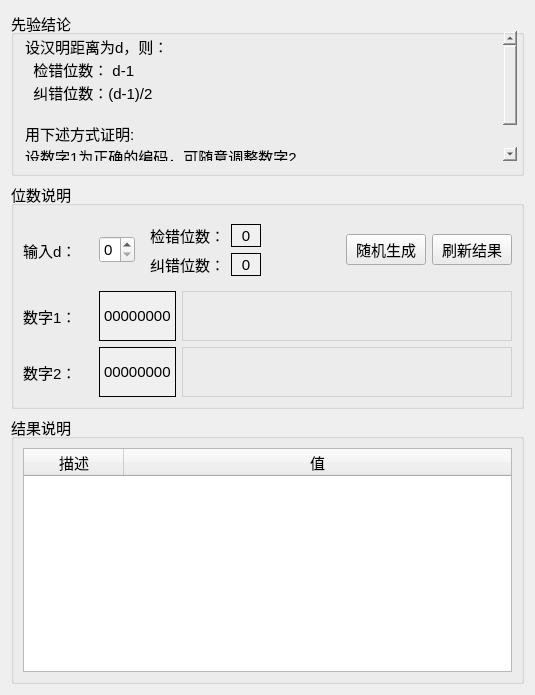
Old version of the form forms/herr.ui in the repository FrancisOWO/HammingCode.
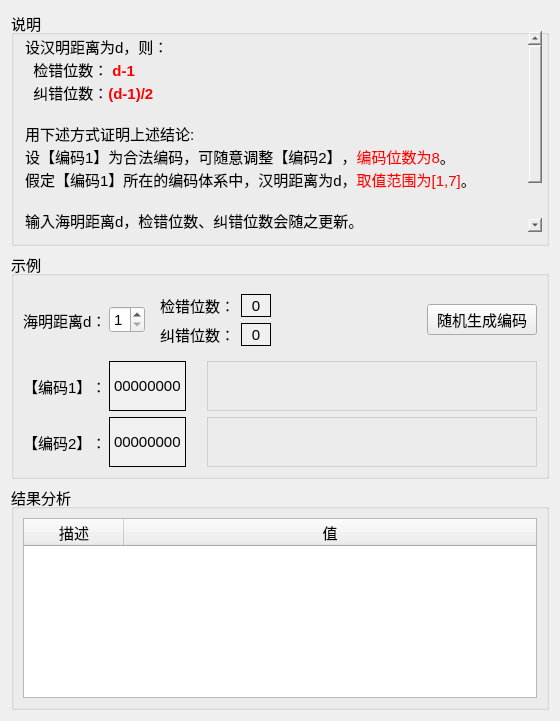
New version of the form.

Commit message: 可一次性生成海明码，修改界面

```diff
--- a/forms/herr.ui
+++ b/forms/herr.ui
@@ -6,10 +6,16 @@
    <rect>
     <x>0</x>
     <y>0</y>
-    <width>534</width>
-    <height>695</height>
+    <width>560</width>
+    <height>701</height>
    </rect>
   </property>
+  <property name="minimumSize">
+   <size>
+    <width>560</width>
+    <height>0</height>
+   </size>
+  </property>
   <property name="windowTitle">
    <string>Form</string>
   </property>
@@ -19,13 +25,13 @@
      <property name="minimumSize">
       <size>
        <width>0</width>
-       <height>165</height>
+       <height>235</height>
       </size>
      </property>
      <property name="maximumSize">
       <size>
        <width>16777215</width>
-       <height>165</height>
+       <height>235</height>
       </size>
      </property>
      <property name="font">
@@ -34,21 +40,21 @@
       </font>
      </property>
      <property name="title">
-      <string>先验结论</string>
+      <string>说明</string>
      </property>
      <widget class="QTextBrowser" name="textBrowser">
       <property name="geometry">
        <rect>
         <x>10</x>
         <y>20</y>
-        <width>496</width>
-        <height>130</height>
+        <width>521</width>
+        <height>201</height>
        </rect>
       </property>
       <property name="maximumSize">
        <size>
         <width>16777215</width>
-        <height>130</height>
+        <height>16777215</height>
        </size>
       </property>
       <property name="styleSheet">
@@ -59,13 +65,17 @@
 &lt;html&gt;&lt;head&gt;&lt;meta name=&quot;qrichtext&quot; content=&quot;1&quot; /&gt;&lt;style type=&quot;text/css&quot;&gt;
 p, li { white-space: pre-wrap; }
 &lt;/style&gt;&lt;/head&gt;&lt;body style=&quot; font-family:'SimSun'; font-size:11pt; font-weight:400; font-style:normal;&quot;&gt;
-&lt;p style=&quot; margin-top:0px; margin-bottom:0px; margin-left:0px; margin-right:0px; -qt-block-indent:0; text-indent:0px;&quot;&gt;设汉明距离为d，则：&lt;/p&gt;
-&lt;p style=&quot; margin-top:0px; margin-bottom:0px; margin-left:0px; margin-right:0px; -qt-block-indent:0; text-indent:0px;&quot;&gt;  检错位数： d-1&lt;/p&gt;
-&lt;p style=&quot; margin-top:0px; margin-bottom:0px; margin-left:0px; margin-right:0px; -qt-block-indent:0; text-indent:0px;&quot;&gt;  纠错位数：(d-1)/2&lt;/p&gt;
+&lt;p style=&quot; margin-top:0px; margin-bottom:0px; margin-left:0px; margin-right:0px; -qt-block-indent:0; text-indent:0px;&quot;&gt;设汉明距离为&lt;span style=&quot; color:#000000;&quot;&gt;d&lt;/span&gt;，则：&lt;/p&gt;
+&lt;p style=&quot; margin-top:0px; margin-bottom:0px; margin-left:0px; margin-right:0px; -qt-block-indent:0; text-indent:0px;&quot;&gt;  检错位数： &lt;span style=&quot; font-weight:600; color:#ff0000;&quot;&gt;d-1&lt;/span&gt;&lt;/p&gt;
+&lt;p style=&quot; margin-top:0px; margin-bottom:0px; margin-left:0px; margin-right:0px; -qt-block-indent:0; text-indent:0px;&quot;&gt;  纠错位数：&lt;span style=&quot; font-weight:600; color:#ff0000;&quot;&gt;(d-1)/2&lt;/span&gt;&lt;/p&gt;
 &lt;p style=&quot;-qt-paragraph-type:empty; margin-top:0px; margin-bottom:0px; margin-left:0px; margin-right:0px; -qt-block-indent:0; text-indent:0px;&quot;&gt;&lt;br /&gt;&lt;/p&gt;
-&lt;p style=&quot; margin-top:0px; margin-bottom:0px; margin-left:0px; margin-right:0px; -qt-block-indent:0; text-indent:0px;&quot;&gt;用下述方式证明:&lt;/p&gt;
-&lt;p style=&quot; margin-top:0px; margin-bottom:0px; margin-left:0px; margin-right:0px; -qt-block-indent:0; text-indent:0px;&quot;&gt;设数字1为正确的编码，可随意调整数字2&lt;/p&gt;
-&lt;p style=&quot; margin-top:0px; margin-bottom:0px; margin-left:0px; margin-right:0px; -qt-block-indent:0; text-indent:0px;&quot;&gt;假定数字1所在的编码体系中，任意两个码的汉明距离为d&lt;/p&gt;&lt;/body&gt;&lt;/html&gt;</string>
+&lt;p style=&quot; margin-top:0px; margin-bottom:0px; margin-left:0px; margin-right:0px; -qt-block-indent:0; text-indent:0px;&quot;&gt;用下述方式证明上述结论:&lt;/p&gt;
+&lt;p style=&quot; margin-top:0px; margin-bottom:0px; margin-left:0px; margin-right:0px; -qt-block-indent:0; text-indent:0px;&quot;&gt;设【编码1】为合法编码，可随意调整【编码2】，&lt;span style=&quot; color:#ff0000;&quot;&gt;编码位数为8&lt;/span&gt;。&lt;/p&gt;
+&lt;p style=&quot; margin-top:0px; margin-bottom:0px; margin-left:0px; margin-right:0px; -qt-block-indent:0; text-indent:0px;&quot;&gt;假定【编码1】所在的编码体系中，&lt;span style=&quot; color:#000000;&quot;&gt;汉明距离为d，&lt;/span&gt;&lt;span style=&quot; color:#ff0000;&quot;&gt;取值范围为[1,7]&lt;/span&gt;。&lt;/p&gt;
+&lt;p style=&quot;-qt-paragraph-type:empty; margin-top:0px; margin-bottom:0px; margin-left:0px; margin-right:0px; -qt-block-indent:0; text-indent:0px; color:#ff0000;&quot;&gt;&lt;br /&gt;&lt;/p&gt;
+&lt;p style=&quot; margin-top:0px; margin-bottom:0px; margin-left:0px; margin-right:0px; -qt-block-indent:0; text-indent:0px;&quot;&gt;输入海明距离d，检错位数、纠错位数会随之更新。&lt;/p&gt;
+&lt;p style=&quot; margin-top:0px; margin-bottom:0px; margin-left:0px; margin-right:0px; -qt-block-indent:0; text-indent:0px;&quot;&gt;点击【随机生成编码】，会生成&lt;span style=&quot; color:#ff0000;&quot;&gt;合法编码&lt;/span&gt;【编码1】和相同的【编码2】。&lt;/p&gt;
+&lt;p style=&quot; margin-top:0px; margin-bottom:0px; margin-left:0px; margin-right:0px; -qt-block-indent:0; text-indent:0px;&quot;&gt;点击【编码2】的数据块可以改变编码值，【结果分析】会随之更新。&lt;/p&gt;&lt;/body&gt;&lt;/html&gt;</string>
       </property>
      </widget>
     </widget>
@@ -84,7 +94,7 @@
       </font>
      </property>
      <property name="title">
-      <string>位数说明</string>
+      <string>示例</string>
      </property>
      <layout class="QGridLayout" name="gridLayout_2">
       <item row="0" column="0">
@@ -114,7 +124,7 @@
              </font>
             </property>
             <property name="text">
-             <string>输入d：</string>
+             <string>海明距离d：</string>
             </property>
            </widget>
           </item>
@@ -131,6 +141,9 @@
               <pointsize>11</pointsize>
              </font>
             </property>
+            <property name="minimum">
+             <number>1</number>
+            </property>
             <property name="maximum">
              <number>7</number>
             </property>
@@ -217,21 +230,23 @@
         </item>
         <item>
          <widget class="QPushButton" name="genRandom">
-          <property name="styleSheet">
-           <string notr="true">background:#ECECEC</string>
+          <property name="minimumSize">
+           <size>
+            <width>110</width>
+            <height>30</height>
+           </size>
           </property>
-          <property name="text">
-           <string>随机生成</string>
-          </property>
-         </widget>
-        </item>
-        <item>
-         <widget class="QPushButton" name="pushButton_2">
           <property name="styleSheet">
            <string notr="true">background:#ECECEC</string>
           </property>
           <property name="text">
-           <string>刷新结果</string>
+           <string>随机生成编码</string>
+          </property>
+          <property name="iconSize">
+           <size>
+            <width>16</width>
+            <height>16</height>
+           </size>
           </property>
          </widget>
         </item>
@@ -248,7 +263,7 @@
            <widget class="QLabel" name="label_3">
             <property name="minimumSize">
              <size>
-              <width>70</width>
+              <width>80</width>
               <height>50</height>
              </size>
             </property>
@@ -264,7 +279,7 @@
              </font>
             </property>
             <property name="text">
-             <string>数字2：</string>
+             <string>【编码2】：</string>
             </property>
            </widget>
           </item>
@@ -328,7 +343,7 @@
            <widget class="QLabel" name="label_2">
             <property name="minimumSize">
              <size>
-              <width>70</width>
+              <width>80</width>
               <height>50</height>
              </size>
             </property>
@@ -344,7 +359,7 @@
              </font>
             </property>
             <property name="text">
-             <string>数字1：</string>
+             <string>【编码1】：</string>
             </property>
            </widget>
           </item>
@@ -417,11 +432,23 @@
       </font>
      </property>
      <property name="title">
-      <string>结果说明</string>
+      <string>结果分析</string>
      </property>
      <layout class="QGridLayout" name="gridLayout">
       <item row="0" column="0">
        <widget class="QTableWidget" name="resTable">
+        <property name="minimumSize">
+         <size>
+          <width>0</width>
+          <height>180</height>
+         </size>
+        </property>
+        <property name="maximumSize">
+         <size>
+          <width>16777215</width>
+          <height>180</height>
+         </size>
+        </property>
         <property name="styleSheet">
          <string notr="true">border:.5px solid #D8D8D8</string>
         </property>
```
The commit also changes 9 other files.
